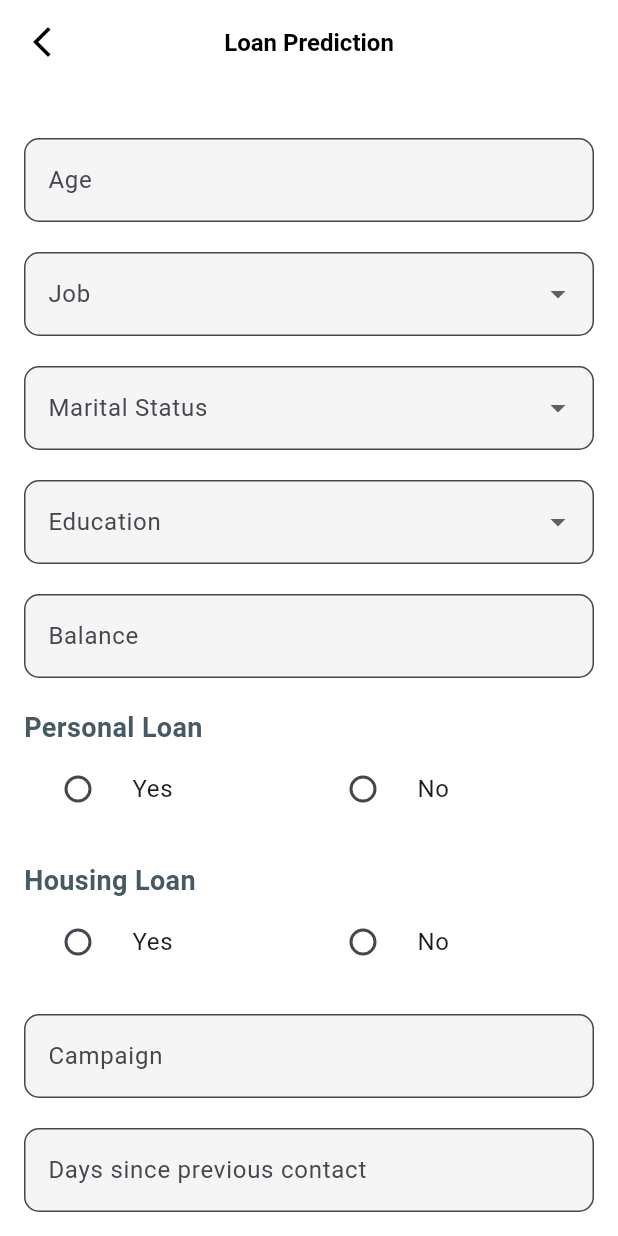
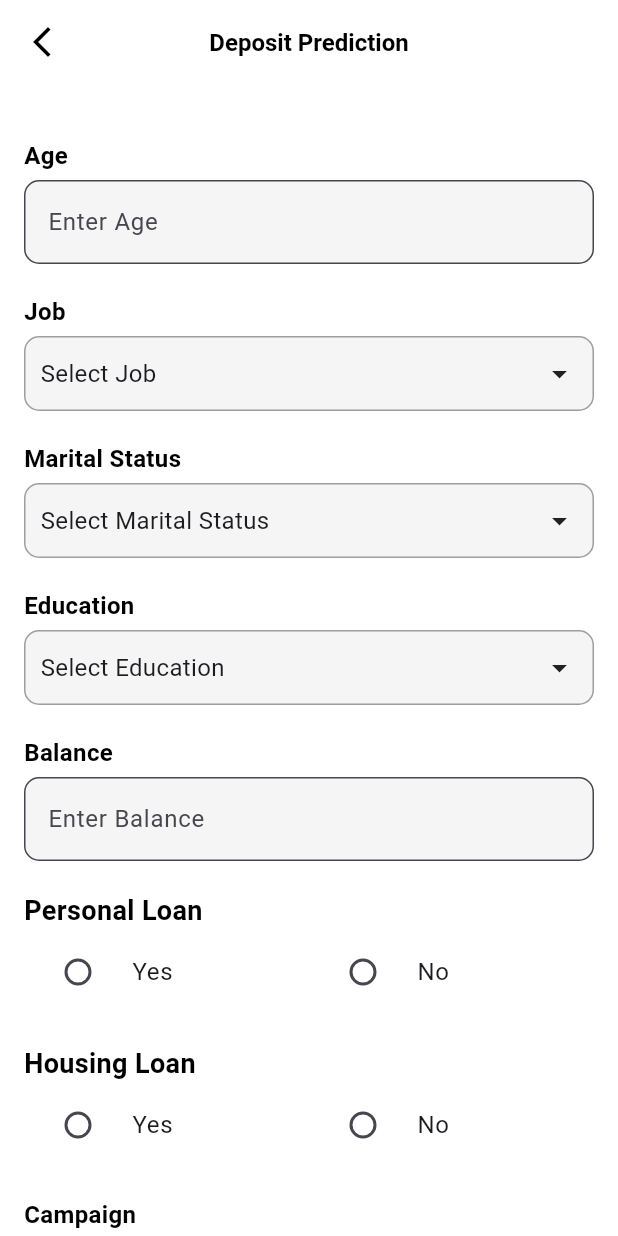
Before and after one commit to MohdSameer4532/MeeranaBanking, a Flutter app: the UserInputForm screen opened directly, on a phone screen of 412 x 824 dp. Run offline on Flutter 3.47's test engine with Material 3 defaults, Android fonts, the phone set to English and light mode, and no system bars; our stand-ins replace fl_chart.

```diff
--- a/lib/Deposit/deposit_user_input_form.dart
+++ b/lib/Deposit/deposit_user_input_form.dart
@@ -3,7 +3,6 @@ import 'deposit_person.dart';
 import 'deposit_resultscreen.dart';
 import '../custom_app_bar.dart';
 
-// Extracted label texts
 final Map<String, String> fieldLabels = {
   'age': 'Age',
   'job': 'Job',
@@ -31,21 +30,23 @@ class _UserInputFormState extends State<UserInputForm> {
   final TextEditingController _daysController = TextEditingController();
   final TextEditingController _previousContactsController =
       TextEditingController();
-  String _selectedJob = '';
-  String _selectedMaritalStatus = '';
-  String _selectedEducation = '';
+  String? _selectedJob;
+  String? _selectedMaritalStatus;
+  String? _selectedEducation;
   String _selectedHousingLoan = '';
   String _selectedPersonalLoan = '';
+  String? _selectedPreviousCampaignOutcome;
 
   @override
   Widget build(BuildContext context) {
     return Scaffold(
-      backgroundColor: Colors.white,
+      backgroundColor: Colors.white, // Set the background color of the Scaffold
       appBar: CustomAppBar(
         c: context,
-        title: 'Loan Prediction',
-        backButton: true,
-        backgroundColor: Color.fromARGB(255, 255, 255, 255),
+        title: 'Deposit Prediction',
+        backButton: true, // Enable back button
+        backgroundColor: Color.fromARGB(
+            255, 255, 255, 255), // Set the background color of the AppBar
       ),
       body: SingleChildScrollView(
         child: Padding(
@@ -59,54 +60,34 @@ class _UserInputFormState extends State<UserInputForm> {
                 _buildTextField('age', _ageController, TextInputType.number,
                     'Please enter age'),
                 const SizedBox(height: 20),
-                _buildDropdownField(
+                _buildCustomDropdown(
                   'job',
-                  const [
-                    DropdownMenuItem(value: 'admin.', child: Text('Admin')),
-                    DropdownMenuItem(
-                        value: 'blue-collar', child: Text('Blue-collar')),
-                    DropdownMenuItem(
-                        value: 'entrepreneur', child: Text('Entrepreneur')),
-                    DropdownMenuItem(
-                        value: 'housemaid', child: Text('Housemaid')),
-                    DropdownMenuItem(
-                        value: 'management', child: Text('Management')),
-                    DropdownMenuItem(value: 'retired', child: Text('Retired')),
-                    DropdownMenuItem(
-                        value: 'self-employed', child: Text('Self-employed')),
-                    DropdownMenuItem(
-                        value: 'services', child: Text('Services')),
-                    DropdownMenuItem(value: 'student', child: Text('Student')),
-                    DropdownMenuItem(
-                        value: 'technician', child: Text('Technician')),
-                    DropdownMenuItem(
-                        value: 'unemployed', child: Text('Unemployed')),
+                  [
+                    'Admin',
+                    'Blue-collar',
+                    'Entrepreneur',
+                    'Housemaid',
+                    'Management',
+                    'Retired',
+                    'Self-employed',
+                    'Services',
+                    'Student',
+                    'Technician',
+                    'Unemployed'
                   ],
-                  'Please select a job',
+                  (value) => setState(() => _selectedJob = value),
                 ),
                 const SizedBox(height: 20),
-                _buildDropdownField(
+                _buildCustomDropdown(
                   'maritalStatus',
-                  const [
-                    DropdownMenuItem(value: 'single', child: Text('Single')),
-                    DropdownMenuItem(value: 'married', child: Text('Married')),
-                    DropdownMenuItem(
-                        value: 'divorced', child: Text('Divorced')),
-                  ],
-                  'Please select marital status',
+                  ['Single', 'Married', 'Divorced'],
+                  (value) => setState(() => _selectedMaritalStatus = value),
                 ),
                 const SizedBox(height: 20),
-                _buildDropdownField(
+                _buildCustomDropdown(
                   'education',
-                  const [
-                    DropdownMenuItem(value: 'primary', child: Text('Primary')),
-                    DropdownMenuItem(
-                        value: 'secondary', child: Text('Secondary')),
-                    DropdownMenuItem(
-                        value: 'tertiary', child: Text('Tertiary')),
-                    DropdownMenuItem(value: 'unknown', child: Text('Unknown')),
-                  ],
-                  'Please select education level',
+                  ['Primary', 'Secondary', 'Tertiary', 'Unknown'],
+                  (value) => setState(() => _selectedEducation = value),
                 ),
                 const SizedBox(height: 20),
                 _buildTextField('balance', _balanceController,
@@ -127,29 +108,22 @@ class _UserInputFormState extends State<UserInputForm> {
                 _buildTextField('previousContacts', _previousContactsController,
                     TextInputType.number, 'Please enter number of contacts'),
                 const SizedBox(height: 20),
-                _buildDropdownField(
+                _buildCustomDropdown(
                   'previousCampaignOutcome',
-                  const [
-                    DropdownMenuItem(value: 'success', child: Text('Success')),
-                    DropdownMenuItem(value: 'failure', child: Text('Failure')),
-                    DropdownMenuItem(value: 'other', child: Text('Other')),
-                    DropdownMenuItem(value: 'unknown', child: Text('Unknown')),
-                  ],
-                  'Please select the outcome of the previous campaign',
+                  ['Success', 'Failure', 'Other', 'Unknown'],
+                  (value) =>
+                      setState(() => _selectedPreviousCampaignOutcome = value),
                 ),
                 const SizedBox(height: 30),
                 Center(
                   child: ElevatedButton(
                     onPressed: _submitForm,
                     style: ElevatedButton.styleFrom(
-                      backgroundColor: Color.fromARGB(255, 34, 34, 34),
-                      foregroundColor: Colors.white,
                       padding: const EdgeInsets.symmetric(
                           horizontal: 40, vertical: 15),
+                      backgroundColor: Color.fromARGB(255, 34, 34, 34),
                       textStyle: const TextStyle(
-                        fontSize: 16,
-                        fontWeight: FontWeight.normal,
-                      ),
+                          fontSize: 16, fontWeight: FontWeight.normal),
                     ),
                     child: const Text(
                       'Submit',
@@ -167,10 +141,22 @@ class _UserInputFormState extends State<UserInputForm> {
 
   Widget _buildTextField(String fieldName, TextEditingController controller,
       TextInputType inputType, String validationMessage) {
-    return TextFormField(
+    return Column(
+      crossAxisAlignment: CrossAxisAlignment.start,
+      children: [
+        Text(
+          fieldLabels[fieldName]!,
+          style: TextStyle(
+            fontSize: 16,
+            fontWeight: FontWeight.bold,
+            color: Colors.black,
+          ),
+        ),
+        const SizedBox(height: 5),
+        TextFormField(
           controller: controller,
           decoration: InputDecoration(
-        labelText: fieldLabels[fieldName],
+            hintText: 'Enter ${fieldLabels[fieldName]}',
             border: OutlineInputBorder(
               borderRadius: BorderRadius.circular(10),
             ),
@@ -184,45 +170,34 @@ class _UserInputFormState extends State<UserInputForm> {
             }
             return null;
           },
+        ),
+      ],
     );
   }
 
-  Widget _buildDropdownField(String fieldName,
-      List<DropdownMenuItem<String>> items, String validationMessage) {
-    return DropdownButtonFormField<String>(
-      decoration: InputDecoration(
-        labelText: fieldLabels[fieldName],
-        border: OutlineInputBorder(
-          borderRadius: BorderRadius.circular(10),
-        ),
-        filled: true,
-        fillColor: Colors.grey[100],
-      ),
+  Widget _buildCustomDropdown(
+      String fieldName, List<String> items, Function(String?) onChanged) {
+    return CustomDropdown(
+      label: fieldLabels[fieldName]!,
       items: items,
-      onChanged: (value) {
-        setState(() {
+      value: _getSelectedValueForField(fieldName),
+      onChanged: onChanged,
+    );
+  }
+
+  String? _getSelectedValueForField(String fieldName) {
     switch (fieldName) {
       case 'job':
-              _selectedJob = value!;
-              break;
+        return _selectedJob;
       case 'maritalStatus':
-              _selectedMaritalStatus = value!;
-              break;
+        return _selectedMaritalStatus;
       case 'education':
-              _selectedEducation = value!;
-              break;
+        return _selectedEducation;
       case 'previousCampaignOutcome':
-              break;
+        return _selectedPreviousCampaignOutcome;
+      default:
+        return null;
     }
-        });
-      },
-      validator: (value) {
-        if (value == null || value.isEmpty) {
-          return validationMessage;
-        }
-        return null;
-      },
-    );
   }
 
   Widget _buildSectionHeader(String fieldName) {
@@ -231,7 +206,7 @@ class _UserInputFormState extends State<UserInputForm> {
       style: TextStyle(
         fontSize: 18,
         fontWeight: FontWeight.bold,
-        color: Colors.blueGrey[700],
+        color: Colors.black,
       ),
     );
   }
@@ -283,13 +258,13 @@ class _UserInputFormState extends State<UserInputForm> {
     if (_formKey.currentState!.validate()) {
       Person userInput = Person(
         age: int.parse(_ageController.text),
-        job: _selectedJob,
-        marital: _selectedMaritalStatus,
-        education: _selectedEducation,
+        job: _selectedJob ?? '',
+        marital: _selectedMaritalStatus ?? '',
+        education: _selectedEducation ?? '',
         balance: int.parse(_balanceController.text),
         personalLoan: _selectedPersonalLoan == 'yes',
         housingLoan: _selectedHousingLoan == 'yes',
-        result: false, // Placeholder for result calculation
+        result: true, // Placeholder for result calculation
       );
 
       Navigator.push(
@@ -302,3 +277,94 @@ class _UserInputFormState extends State<UserInputForm> {
     }
   }
 }
+
+class CustomDropdown extends StatefulWidget {
+  final String label;
+  final List<String> items;
+  final String? value;
+  final ValueChanged<String?> onChanged;
+
+  const CustomDropdown({
+    Key? key,
+    required this.label,
+    required this.items,
+    required this.value,
+    required this.onChanged,
+  }) : super(key: key);
+
+  @override
+  _CustomDropdownState createState() => _CustomDropdownState();
+}
+
+class _CustomDropdownState extends State<CustomDropdown> {
+  bool _isExpanded = false;
+
+  @override
+  Widget build(BuildContext context) {
+    return Column(
+      crossAxisAlignment: CrossAxisAlignment.start,
+      children: [
+        Text(
+          widget.label,
+          style: const TextStyle(
+            fontSize: 16,
+            fontWeight: FontWeight.bold,
+            color: Colors.black,
+          ),
+        ),
+        const SizedBox(height: 5),
+        GestureDetector(
+          onTap: () {
+            setState(() {
+              _isExpanded = !_isExpanded;
+            });
+          },
+          child: Container(
+            padding: const EdgeInsets.symmetric(horizontal: 10, vertical: 12),
+            decoration: BoxDecoration(
+              border: Border.all(color: Colors.grey),
+              borderRadius: BorderRadius.circular(10),
+              color: Colors.grey[100],
+            ),
+            child: Row(
+              mainAxisAlignment: MainAxisAlignment.spaceBetween,
+              children: [
+                Text(
+                  widget.value ?? 'Select ${widget.label}',
+                  style: const TextStyle(fontSize: 16),
+                ),
+                Icon(_isExpanded ? Icons.arrow_drop_up : Icons.arrow_drop_down),
+              ],
+            ),
+          ),
+        ),
+        if (_isExpanded)
+          Container(
+            padding: const EdgeInsets.symmetric(horizontal: 10, vertical: 5),
+            decoration: BoxDecoration(
+              border: Border.all(color: Colors.grey),
+              borderRadius: BorderRadius.circular(10),
+              color: Colors.grey[100],
+            ),
+            child: Column(
+              crossAxisAlignment: CrossAxisAlignment.stretch,
+              children: widget.items.map((item) {
+                return GestureDetector(
+                  onTap: () {
+                    setState(() {
+                      widget.onChanged(item);
+                      _isExpanded = false;
+                    });
+                  },
+                  child: Padding(
+                    padding: const EdgeInsets.symmetric(vertical: 5),
+                    child: Text(item, style: const TextStyle(fontSize: 16)),
+                  ),
+                );
+              }).toList(),
+            ),
+          ),
+      ],
+    );
+  }
+}
```
Also changed, not shown: lib/Deposit/deposit_categorical_comparison_graph.dart (+64 -60 lines), lib/Deposit/deposit_feature_comparison_graph.dart (+9 -2 lines), lib/Deposit/deposit_resultscreen.dart (+165 -145 lines). Lines whose indentation alone changed are shown as unchanged.
